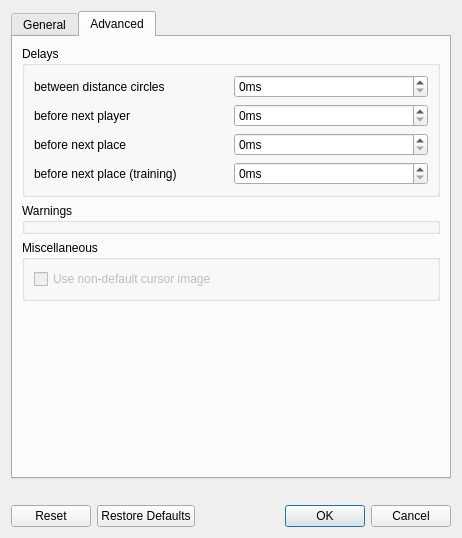
The window that ui/preferences.ui (gulp21/QeoDart) describes before a commit, drawn with Qt 5.
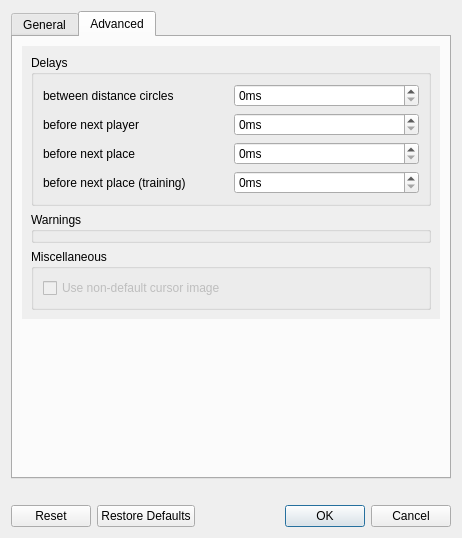
The same window after the commit. The open tabs and pages were chosen to show the change.

The edit to the form file:
```diff
--- a/ui/preferences.ui
+++ b/ui/preferences.ui
@@ -351,6 +351,27 @@
       </attribute>
       <layout class="QVBoxLayout" name="verticalLayout_5">
        <item>
+        <widget class="QScrollArea" name="scrollArea_2">
+         <property name="frameShape">
+          <enum>QFrame::NoFrame</enum>
+         </property>
+         <property name="frameShadow">
+          <enum>QFrame::Plain</enum>
+         </property>
+         <property name="widgetResizable">
+          <bool>true</bool>
+         </property>
+         <widget class="QWidget" name="scrollAreaWidgetContents_2">
+          <property name="geometry">
+           <rect>
+            <x>0</x>
+            <y>0</y>
+            <width>438</width>
+            <height>230</height>
+           </rect>
+          </property>
+          <layout class="QVBoxLayout" name="verticalLayout_9">
+           <item>
         <widget class="QGroupBox" name="groupBox_4">
          <property name="title">
           <string>Delays</string>
@@ -466,6 +487,10 @@
            </widget>
           </item>
          </layout>
+            </widget>
+           </item>
+          </layout>
+         </widget>
         </widget>
        </item>
        <item>
```
Left out of the diff: 6 changed lines with no effect on the pictures. Lines whose indentation alone changed are shown as unchanged.
